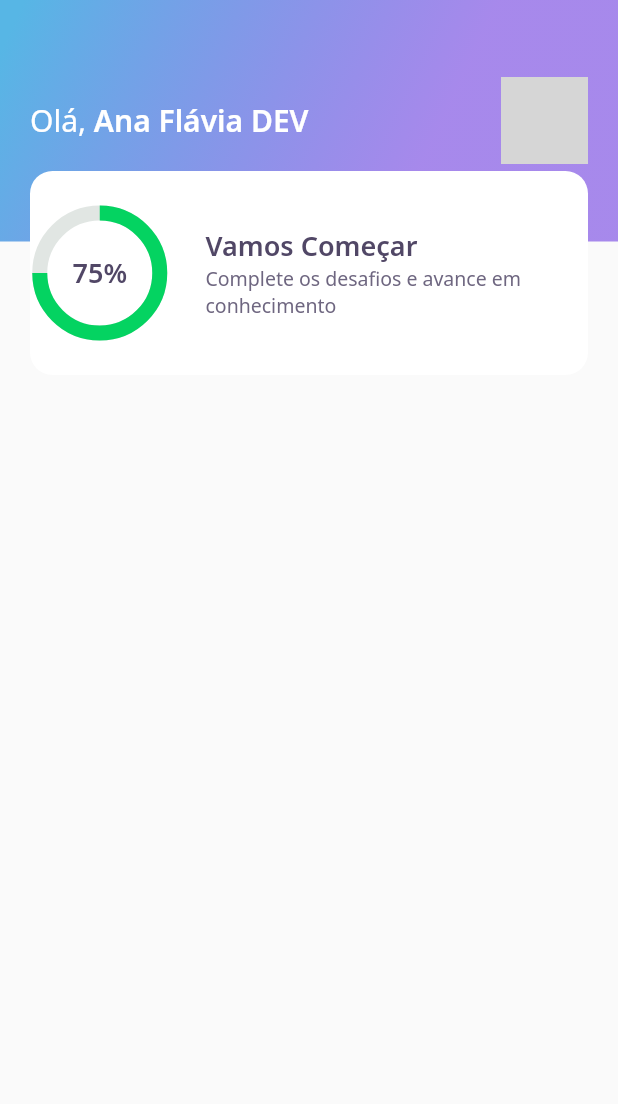
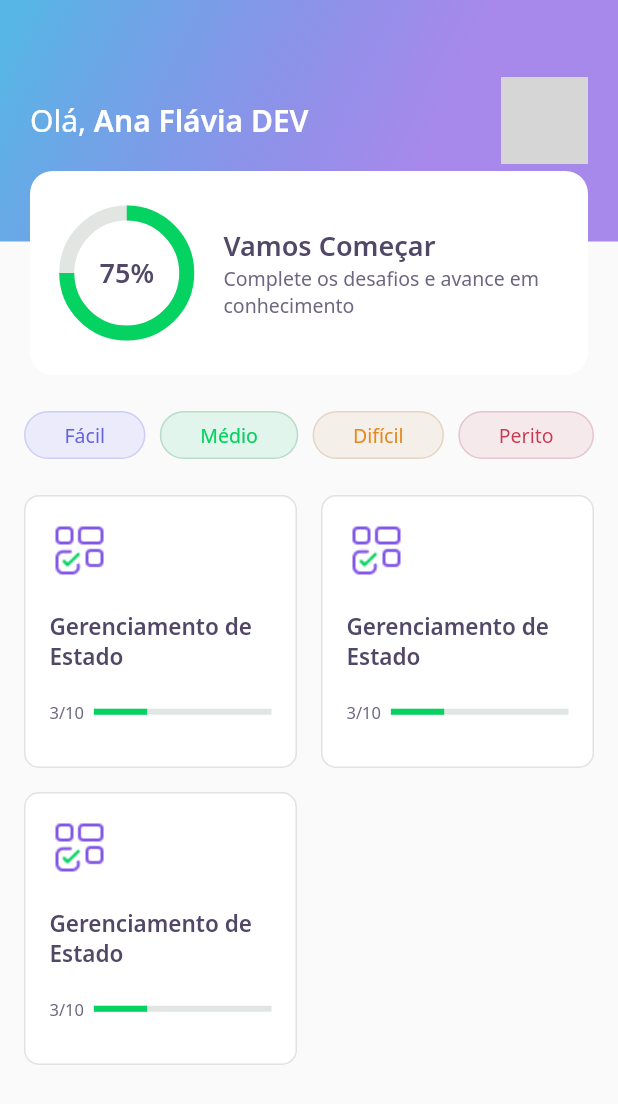
Before and after one commit to AnaFlaviaFerreira/DevQuiz, a Flutter app: the HomePage screen opened directly, on a phone screen of 412 x 824 dp. Shown: the top 1104 px of the screen. Run offline on Flutter 3.47's test engine with Material 2 defaults, Android fonts, the phone set to English and light mode, and no system bars; our stand-ins replace google_fonts; network calls fail; grey boxes are pictures that could not be loaded.

Commit message:
Aula 02 - Maximum Speed

```diff
--- a/lib/core/app_widget.dart
+++ b/lib/core/app_widget.dart
@@ -1,3 +1,4 @@
+import 'package:dev_quiz/challenge/challenge_page.dart';
 import 'package:dev_quiz/home/home_page.dart';
 import 'package:dev_quiz/splash/splash_page.dart';
 import 'package:flutter/material.dart';
@@ -7,7 +8,7 @@ class AppWidget extends StatelessWidget {
   Widget build(BuildContext context) {
     return MaterialApp(
       title: "DevQuiz",
-      home: HomePage(),
+      home: ChallengePage(),
     );
   }
 }
--- a/lib/home/home_page.dart
+++ b/lib/home/home_page.dart
@@ -1,4 +1,6 @@
 import 'package:dev_quiz/home/widgets/appbar/app_bar_widget.dart';
+import 'package:dev_quiz/home/widgets/level_button/level_button_widget.dart';
+import 'package:dev_quiz/home/widgets/quiz_card/quiz_card_widget.dart';
 import 'package:flutter/material.dart';
 
 class HomePage extends StatefulWidget {
@@ -13,6 +15,44 @@ class _HomePageState extends State<HomePage> {
   Widget build(BuildContext context) {
     return Scaffold(
       appBar: AppBarWidget(),
+      body: Padding(
+        padding: const EdgeInsets.symmetric(horizontal: 16),
+        child: Column(
+          children: [
+            SizedBox(height: 24,),
+            Row(
+              mainAxisAlignment: MainAxisAlignment.spaceBetween,
+              children: [
+                LevelButtonWidget(
+                  label: "Fácil",
+                ),
+                LevelButtonWidget(
+                  label: "Médio",
+                ),
+                LevelButtonWidget(
+                  label: "Difícil",
+                ),
+                LevelButtonWidget(
+                  label: "Perito",
+                ),
+              ],
+            ),
+            SizedBox(height: 24,),
+            Expanded(
+              child: GridView.count(
+                crossAxisSpacing: 16,
+                mainAxisSpacing: 16,
+                crossAxisCount: 2,
+                children: [
+                  QuizCardWidget(),
+                  QuizCardWidget(),
+                  QuizCardWidget()
+                ],
+              ),
+            )
+          ],
+        ),
+      )
     );
   }
 }
--- /dev/null
+++ b/lib/home/widgets/level_button/level_button_widget.dart
@@ -0,0 +1,56 @@
+import 'package:dev_quiz/core/app_colors.dart';
+import 'package:flutter/material.dart';
+import 'package:google_fonts/google_fonts.dart';
+
+class LevelButtonWidget extends StatelessWidget {
+  final String label;
+
+  LevelButtonWidget({Key key, this.label,}) : assert(["Fácil", "Médio", "Difícil", "Perito"].contains(label)), super(key: key);
+
+  final config = {
+    "Fácil" : {
+      "color" : AppColors.levelButtonFacil,
+      "borderColor" : AppColors.levelButtonBorderFacil,
+      "fontColor" : AppColors.levelButtonTextFacil,
+    },
+    "Médio" : {
+      "color" : AppColors.levelButtonMedio,
+      "borderColor" : AppColors.levelButtonBorderMedio,
+      "fontColor" : AppColors.levelButtonTextMedio,
+    },
+    "Difícil" : {
+      "color" : AppColors.levelButtonDificil,
+      "borderColor" : AppColors.levelButtonBorderDificil,
+      "fontColor" : AppColors.levelButtonTextDificil,
+    },
+    "Perito" : {
+      "color" : AppColors.levelButtonPerito,
+      "borderColor" : AppColors.levelButtonBorderPerito,
+      "fontColor" : AppColors.levelButtonTextPerito,
+    },
+  };
+
+  Color get color => config[label]['color'];
+  Color get borderColor => config[label]['borderColor'];
+  Color get fontColor => config[label]['fontColor'];
+
+  @override
+  Widget build(BuildContext context) {
+    return Container(
+      decoration: BoxDecoration(
+        color: color,
+        border: Border.fromBorderSide(BorderSide(
+          color: borderColor
+        )),
+        borderRadius: BorderRadius.circular(28),
+      ),
+      child: Padding(
+        padding: const EdgeInsets.symmetric(horizontal: 26, vertical: 6),
+        child: Text(label, style: GoogleFonts.notoSans(
+          color: fontColor,
+          fontSize: 13
+        )),
+      ),
+    );
+  }
+}
--- /dev/null
+++ b/lib/home/widgets/quiz_card/quiz_card_widget.dart
@@ -0,0 +1,51 @@
+import 'package:dev_quiz/core/app_colors.dart';
+import 'package:dev_quiz/core/core.dart';
+import 'package:dev_quiz/shared/widgets/progress_indicator/progress_indicator_widget.dart';
+import 'package:flutter/material.dart';
+
+class QuizCardWidget extends StatelessWidget {
+  const QuizCardWidget({Key key}) : super(key: key);
+
+  @override
+  Widget build(BuildContext context) {
+    return Container(
+      padding: EdgeInsets.all(16),
+      decoration: BoxDecoration(
+        border: Border.fromBorderSide(BorderSide(color: AppColors.border)),
+        color: AppColors.white,
+        borderRadius: BorderRadius.circular(10),
+      ),
+      child: Column(
+        crossAxisAlignment: CrossAxisAlignment.start,
+        children: [
+          Container(
+            height: 40,
+            width: 40,
+            child: Image.asset(AppImages.blocks),
+          ),
+          SizedBox(
+            height: 20,
+          ),
+          Text("Gerenciamento de Estado", style: AppTextStyles.heading15,),
+          SizedBox(
+            height: 20,
+          ),
+          Row(
+            children: [
+              Expanded(
+                flex: 1,
+                child: Text("3/10", style: AppTextStyles.body11,)
+              ),
+              Expanded(
+                flex: 4,
+                child: ProgressIndicatorWidget(
+                  value: 0.3
+                )
+              )
+            ],
+          )
+        ],
+      ),
+    );
+  }
+}
--- a/lib/home/widgets/score_card/score_card_widget.dart
+++ b/lib/home/widgets/score_card/score_card_widget.dart
@@ -16,6 +16,8 @@ class ScoreCardWidget extends StatelessWidget {
           color: AppColors.white,
           borderRadius: BorderRadius.circular(15)
         ),
+        child: Padding(
+          padding: const EdgeInsets.symmetric(horizontal: 24),
           child: Row(
             crossAxisAlignment: CrossAxisAlignment.center,
             children: [
@@ -40,6 +42,7 @@ class ScoreCardWidget extends StatelessWidget {
             ],
           ),
         ),
+      ),
     );
   }
 }
--- /dev/null
+++ b/lib/shared/widgets/progress_indicator/progress_indicator_widget.dart
@@ -0,0 +1,16 @@
+import 'package:dev_quiz/core/app_colors.dart';
+import 'package:flutter/material.dart';
+
+class ProgressIndicatorWidget extends StatelessWidget {
+  final double value;
+  const ProgressIndicatorWidget({Key key, this.value}) : super(key: key);
+
+  @override
+  Widget build(BuildContext context) {
+    return LinearProgressIndicator(
+      value: value,
+      backgroundColor: AppColors.chartSecondary,
+      valueColor: AlwaysStoppedAnimation<Color>(AppColors.chartPrimary),//substituir a cor padrão do flutter
+    );
+  }
+}
```
Also changed, not shown: lib/challenge/challenge_page.dart (added, +25 -0 lines), lib/challenge/widgets/awnser/awnser_widget.dart (added, +61 -0 lines), lib/challenge/widgets/question_indicator/question_indicator.dart (added, +27 -0 lines), lib/challenge/widgets/quiz/quiz_widget.dart (added, +29 -0 lines). Lines whose indentation alone changed are shown as unchanged.
